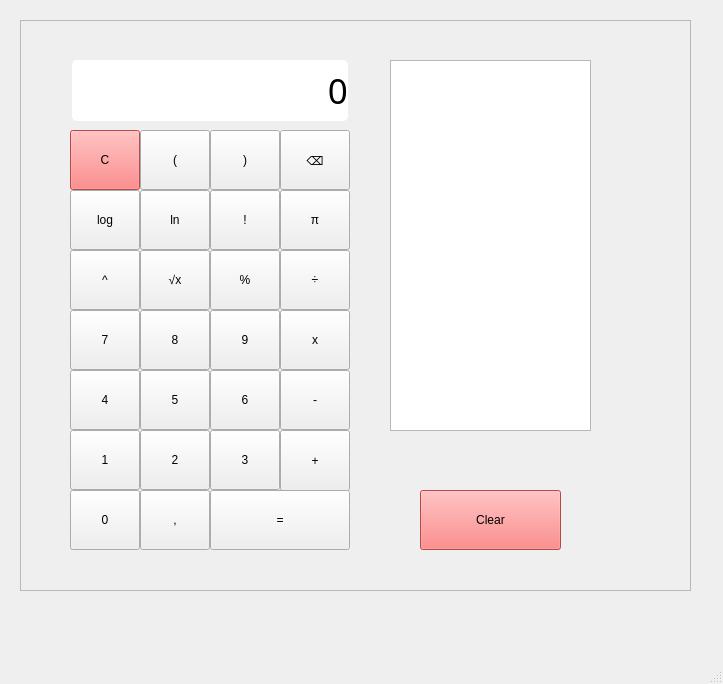
First picture: the form in Calculadora.ui, repository rmungar/DIN_Calculadora, before the edit.
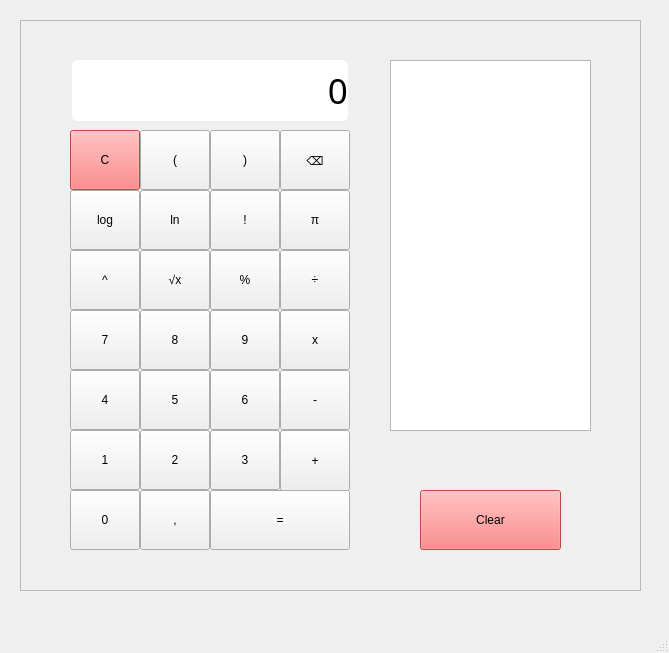
Second picture: the form after the edit.

What changed in the file:
```diff
--- a/Calculadora.ui
+++ b/Calculadora.ui
@@ -6,8 +6,8 @@
    <rect>
     <x>0</x>
     <y>0</y>
-    <width>723</width>
-    <height>684</height>
+    <width>669</width>
+    <height>653</height>
    </rect>
   </property>
   <property name="windowTitle">
@@ -19,7 +19,7 @@
      <rect>
       <x>20</x>
       <y>20</y>
-      <width>671</width>
+      <width>621</width>
       <height>571</height>
      </rect>
     </property>
```
Left out of the diff: 2 changed lines with no effect on the pictures.
